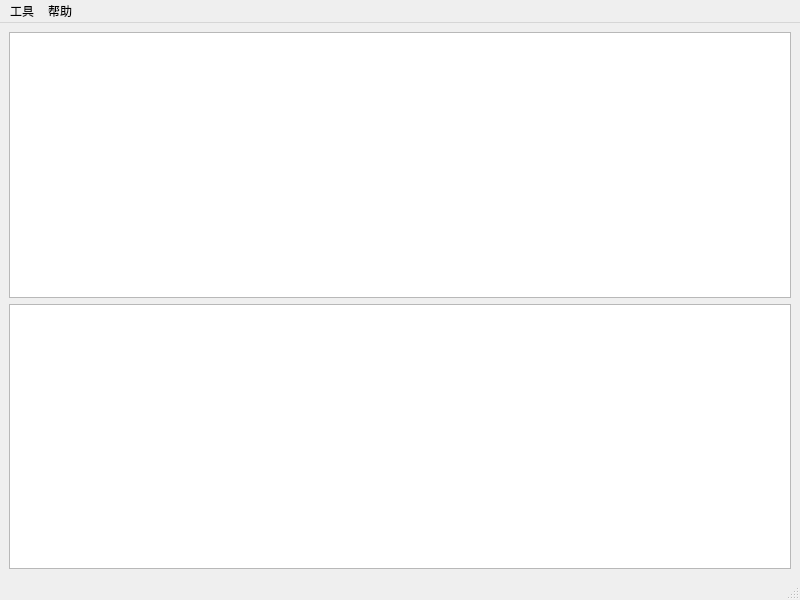
Old version of the form codesets/mainwindow.ui in the repository weilaidb/codetools.
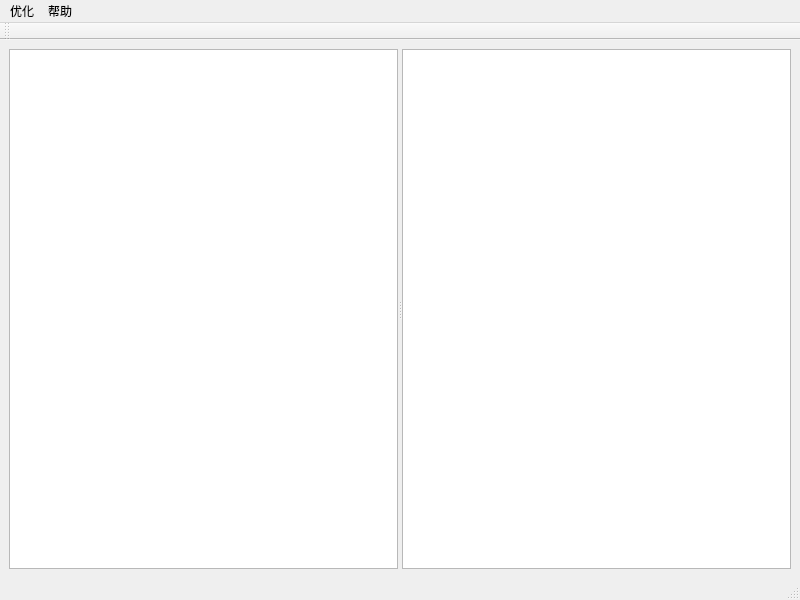
New version of the form. Icons and pictures are not drawn.

Commit message: 布局改为水平

```diff
--- a/codesets/mainwindow.ui
+++ b/codesets/mainwindow.ui
@@ -18,11 +18,14 @@
   </property>
   <widget class="QWidget" name="centralwidget">
    <layout class="QGridLayout" name="gridLayout">
-    <item row="1" column="0">
-     <widget class="QTextBrowser" name="textBrowser"/>
-    </item>
     <item row="0" column="0">
-     <widget class="QTextEdit" name="textEdit"/>
+     <widget class="QSplitter" name="splitter">
+      <property name="orientation">
+       <enum>Qt::Horizontal</enum>
+      </property>
+      <widget class="QTextEdit" name="textEdit"/>
+      <widget class="QTextBrowser" name="textBrowser"/>
+     </widget>
     </item>
    </layout>
   </widget>
@@ -37,7 +40,7 @@
    </property>
    <widget class="QMenu" name="menuAyStle">
     <property name="title">
-     <string>工具</string>
+     <string>优化</string>
     </property>
     <widget class="QMenu" name="menu">
      <property name="title">
@@ -73,6 +76,17 @@
    <addaction name="menu_2"/>
   </widget>
   <widget class="QStatusBar" name="statusbar"/>
+  <widget class="QToolBar" name="toolBar">
+   <property name="windowTitle">
+    <string>toolBar</string>
+   </property>
+   <attribute name="toolBarArea">
+    <enum>TopToolBarArea</enum>
+   </attribute>
+   <attribute name="toolBarBreak">
+    <bool>false</bool>
+   </attribute>
+  </widget>
   <action name="action_codeFormat_File">
    <property name="text">
     <string>文件</string>
```
The commit also changes 1 other file.
